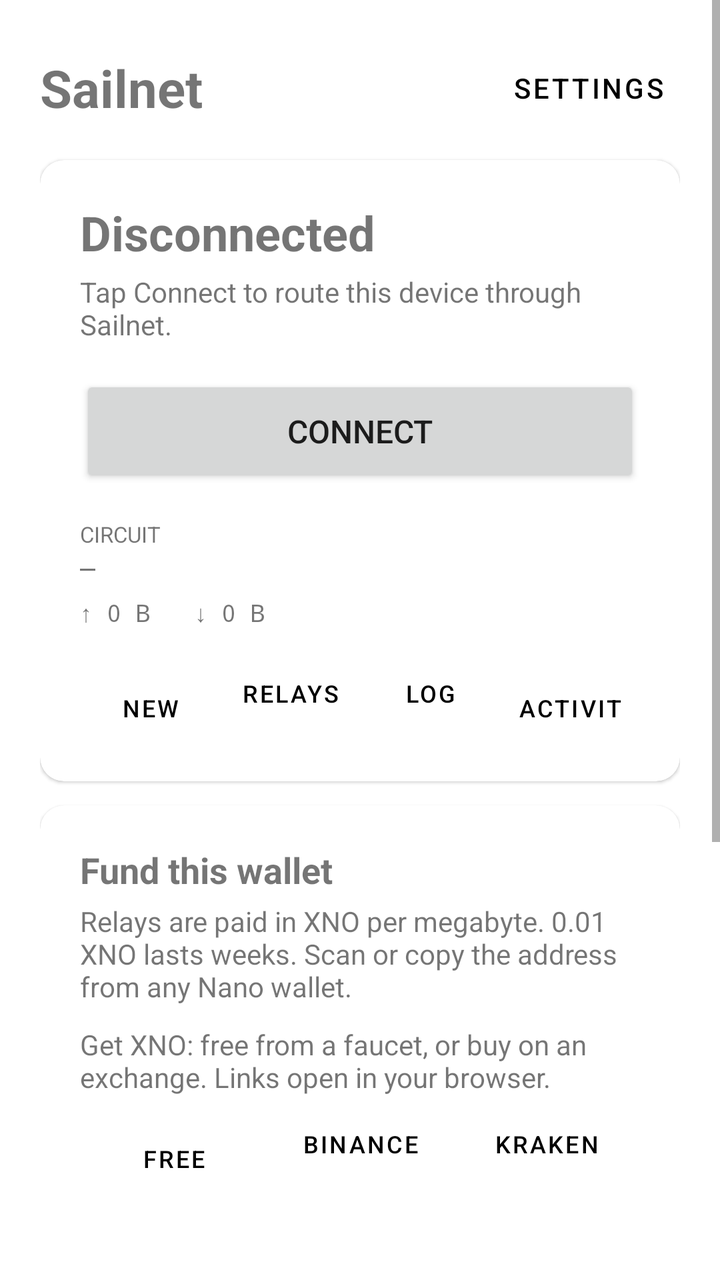
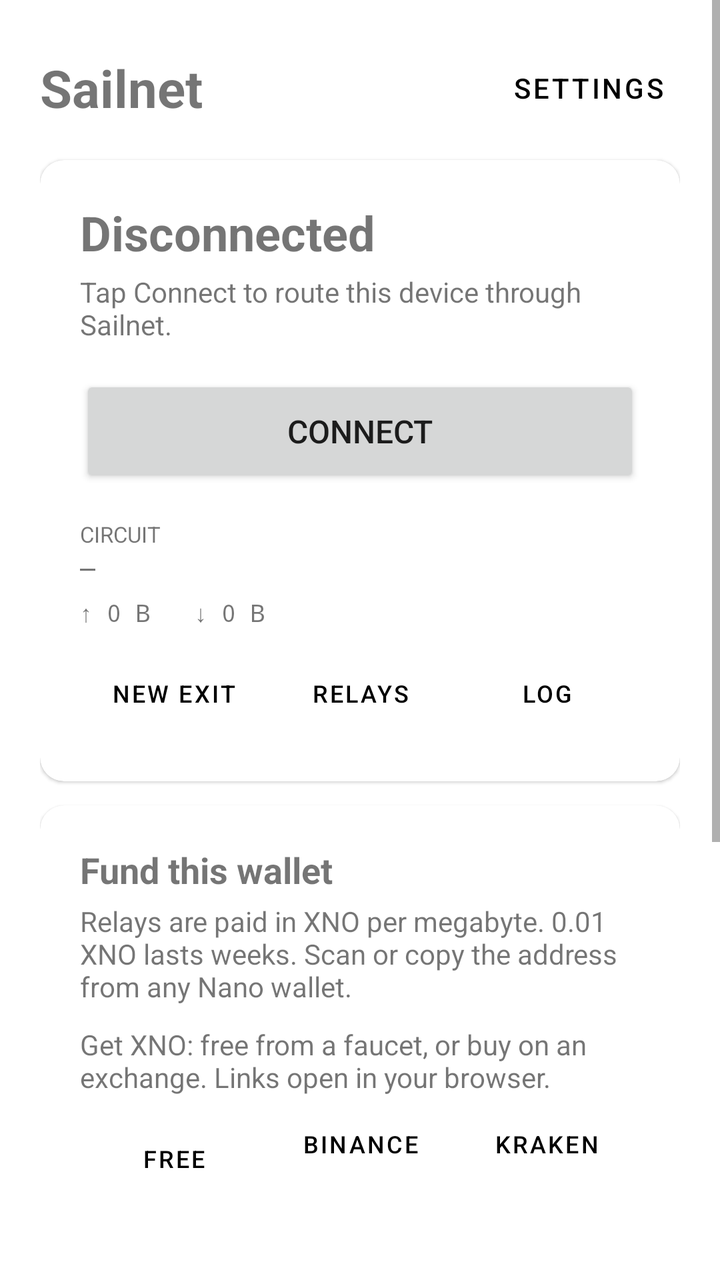

The first picture is an Android layout as it rendered before a commit; the second is the same layout after the commit. The layout source and the unified diff follow.
<!-- AndroidManifest.xml: application theme Theme.Sailnet -->
<!-- res/layout/activity_main.xml -->
<?xml version="1.0" encoding="utf-8"?>
<ScrollView xmlns:android="http://schemas.android.com/apk/res/android"
    android:layout_width="match_parent"
    android:layout_height="match_parent"
    android:fillViewport="true">
    <LinearLayout
        android:layout_width="match_parent"
        android:layout_height="wrap_content"
        android:orientation="vertical"
        android:padding="20dp">

        <LinearLayout
            android:layout_width="match_parent"
            android:layout_height="wrap_content"
            android:orientation="horizontal"
            android:gravity="center_vertical">
            <TextView
                android:layout_width="0dp"
                android:layout_weight="1"
                android:layout_height="wrap_content"
                android:text="@string/app_name"
                android:textSize="26sp"
                android:textStyle="bold" />
            <Button
                android:id="@+id/settings"
                style="?attr/borderlessButtonStyle"
                android:layout_width="wrap_content"
                android:layout_height="wrap_content"
                android:text="Settings" />
        </LinearLayout>

        <com.google.android.material.card.MaterialCardView
            android:layout_width="match_parent"
            android:layout_height="wrap_content"
            android:layout_marginTop="12dp"
            app:cardCornerRadius="12dp"
            xmlns:app="http://schemas.android.com/apk/res-auto">
            <LinearLayout
                android:layout_width="match_parent"
                android:layout_height="wrap_content"
                android:orientation="vertical"
                android:padding="20dp">
                <TextView
                    android:id="@+id/status"
                    android:layout_width="wrap_content"
                    android:layout_height="wrap_content"
                    android:text="Disconnected"
                    android:textSize="24sp"
                    android:textStyle="bold" />
                <TextView
                    android:id="@+id/statusDetail"
                    android:layout_width="wrap_content"
                    android:layout_height="wrap_content"
                    android:layout_marginTop="4dp"
                    android:text="Tap Connect to route this device through Sailnet."
                    android:textSize="14sp" />
                <Button
                    android:id="@+id/toggle"
                    android:layout_width="match_parent"
                    android:layout_height="56dp"
                    android:layout_marginTop="16dp"
                    android:text="Connect"
                    android:textSize="16sp" />
                <TextView
                    android:layout_width="wrap_content"
                    android:layout_height="wrap_content"
                    android:layout_marginTop="16dp"
                    android:text="Circuit"
                    android:textAllCaps="true"
                    android:textSize="11sp" />
                <TextView
                    android:id="@+id/path"
                    android:layout_width="match_parent"
                    android:layout_height="wrap_content"
                    android:fontFamily="monospace"
                    android:text="—"
                    android:textSize="13sp" />
                <TextView
                    android:id="@+id/traffic"
                    android:layout_width="wrap_content"
                    android:layout_height="wrap_content"
                    android:layout_marginTop="6dp"
                    android:fontFamily="monospace"
                    android:text="↑ 0 B   ↓ 0 B"
                    android:textSize="12sp" />
                <LinearLayout
                    android:layout_width="match_parent"
                    android:layout_height="wrap_content"
                    android:orientation="horizontal"
                    android:layout_marginTop="8dp">
                    <Button android:id="@+id/newExit" style="?attr/borderlessButtonStyle" android:layout_width="0dp" android:layout_weight="1" android:layout_height="wrap_content" android:minWidth="0dp" android:paddingStart="2dp" android:paddingEnd="2dp" android:textSize="12sp" android:maxLines="1" android:text="New exit" />
                    <Button android:id="@+id/relays" style="?attr/borderlessButtonStyle" android:layout_width="0dp" android:layout_weight="1" android:layout_height="wrap_content" android:minWidth="0dp" android:paddingStart="2dp" android:paddingEnd="2dp" android:textSize="12sp" android:maxLines="1" android:text="Relays" />
                    <Button android:id="@+id/log" style="?attr/borderlessButtonStyle" android:layout_width="0dp" android:layout_weight="1" android:layout_height="wrap_content" android:minWidth="0dp" android:paddingStart="2dp" android:paddingEnd="2dp" android:textSize="12sp" android:maxLines="1" android:text="Log" />
                    <Button android:id="@+id/activity" style="?attr/borderlessButtonStyle" android:layout_width="0dp" android:layout_weight="1" android:layout_height="wrap_content" android:minWidth="0dp" android:paddingStart="2dp" android:paddingEnd="2dp" android:textSize="12sp" android:maxLines="1" android:text="Activity" />
                </LinearLayout>
            </LinearLayout>
        </com.google.android.material.card.MaterialCardView>

        <com.google.android.material.card.MaterialCardView
            android:id="@+id/fundCard"
            android:layout_width="match_parent"
            android:layout_height="wrap_content"
            android:layout_marginTop="12dp"
            app:cardCornerRadius="12dp"
            xmlns:app="http://schemas.android.com/apk/res-auto">
            <LinearLayout
                android:layout_width="match_parent"
                android:layout_height="wrap_content"
                android:orientation="vertical"
                android:padding="20dp">
                <TextView
                    android:layout_width="wrap_content"
                    android:layout_height="wrap_content"
                    android:text="Fund this wallet"
                    android:textSize="18sp"
                    android:textStyle="bold" />
                <TextView
                    android:layout_width="wrap_content"
                    android:layout_height="wrap_content"
                    android:layout_marginTop="4dp"
                    android:text="Relays are paid in XNO per megabyte. 0.01 XNO lasts weeks. Scan or copy the address from any Nano wallet."
                    android:textSize="14sp" />
                <TextView
                    android:layout_width="wrap_content"
                    android:layout_height="wrap_content"
                    android:layout_marginTop="10dp"
                    android:text="Get XNO: free from a faucet, or buy on an exchange. Links open in your browser."
                    android:textSize="14sp" />
                <LinearLayout
                    android:layout_width="match_parent"
                    android:layout_height="wrap_content"
                    android:orientation="horizontal">
                    <Button android:id="@+id/faucets" style="?attr/borderlessButtonStyle" android:layout_width="0dp" android:layout_weight="1" android:layout_height="wrap_content" android:minWidth="0dp" android:paddingStart="4dp" android:paddingEnd="4dp" android:textSize="12sp" android:maxLines="1" android:text="Free faucets" />
                    <Button android:id="@+id/binance" style="?attr/borderlessButtonStyle" android:layout_width="0dp" android:layout_weight="1" android:layout_height="wrap_content" android:minWidth="0dp" android:paddingStart="4dp" android:paddingEnd="4dp" android:textSize="12sp" android:maxLines="1" android:text="Binance" />
                    <Button android:id="@+id/kraken" style="?attr/borderlessButtonStyle" android:layout_width="0dp" android:layout_weight="1" android:layout_height="wrap_content" android:minWidth="0dp" android:paddingStart="4dp" android:paddingEnd="4dp" android:textSize="12sp" android:maxLines="1" android:text="Kraken" />
                </LinearLayout>
                <ImageView
                    android:id="@+id/qr"
                    android:layout_width="200dp"
                    android:layout_height="200dp"
                    android:layout_gravity="center"
                    android:layout_marginTop="12dp"
                    android:contentDescription="Wallet QR code" />
            </LinearLayout>
        </com.google.android.material.card.MaterialCardView>

        <TextView
            android:layout_width="wrap_content"
            android:layout_height="wrap_content"
            android:layout_marginTop="20dp"
            android:text="Wallet"
            android:textAllCaps="true"
            android:textSize="11sp" />
        <TextView
            android:id="@+id/address"
            android:layout_width="match_parent"
            android:layout_height="wrap_content"
            android:fontFamily="monospace"
            android:textIsSelectable="true"
            android:textSize="12sp" />
        <TextView
            android:id="@+id/balance"
            android:layout_width="wrap_content"
            android:layout_height="wrap_content"
            android:layout_marginTop="4dp"
            android:text="—"
            android:textSize="16sp" />
        <LinearLayout
            android:layout_width="match_parent"
            android:layout_height="wrap_content"
            android:orientation="horizontal">
            <Button android:id="@+id/copy" style="?attr/borderlessButtonStyle" android:layout_width="wrap_content" android:layout_height="wrap_content" android:text="Copy" />
            <Button android:id="@+id/share" style="?attr/borderlessButtonStyle" android:layout_width="wrap_content" android:layout_height="wrap_content" android:text="Share" />
        </LinearLayout>
    </LinearLayout>
</ScrollView>
<!-- resources referenced by this layout -->
<resources>
  <string name="app_name">Sailnet</string>
  <style name="Theme.Sailnet" parent="Theme.MaterialComponents.DayNight.DarkActionBar">
          <item name="colorPrimary">#000000</item>
          <item name="colorPrimaryVariant">#0A4F4B</item>
          <item name="colorSecondary">#FFFFFF</item>
          <item name="colorOnPrimary">#FFFFFF</item>
      </style>
</resources>

<!-- the commit's change to res/layout/activity_main.xml (unified diff, before → after) -->
@@ -91,7 +91,6 @@
                     <Button android:id="@+id/newExit" style="?attr/borderlessButtonStyle" android:layout_width="0dp" android:layout_weight="1" android:layout_height="wrap_content" android:minWidth="0dp" android:paddingStart="2dp" android:paddingEnd="2dp" android:textSize="12sp" android:maxLines="1" android:text="New exit" />
                     <Button android:id="@+id/relays" style="?attr/borderlessButtonStyle" android:layout_width="0dp" android:layout_weight="1" android:layout_height="wrap_content" android:minWidth="0dp" android:paddingStart="2dp" android:paddingEnd="2dp" android:textSize="12sp" android:maxLines="1" android:text="Relays" />
                     <Button android:id="@+id/log" style="?attr/borderlessButtonStyle" android:layout_width="0dp" android:layout_weight="1" android:layout_height="wrap_content" android:minWidth="0dp" android:paddingStart="2dp" android:paddingEnd="2dp" android:textSize="12sp" android:maxLines="1" android:text="Log" />
-                    <Button android:id="@+id/activity" style="?attr/borderlessButtonStyle" android:layout_width="0dp" android:layout_weight="1" android:layout_height="wrap_content" android:minWidth="0dp" android:paddingStart="2dp" android:paddingEnd="2dp" android:textSize="12sp" android:maxLines="1" android:text="Activity" />
                 </LinearLayout>
             </LinearLayout>
         </com.google.android.material.card.MaterialCardView>
